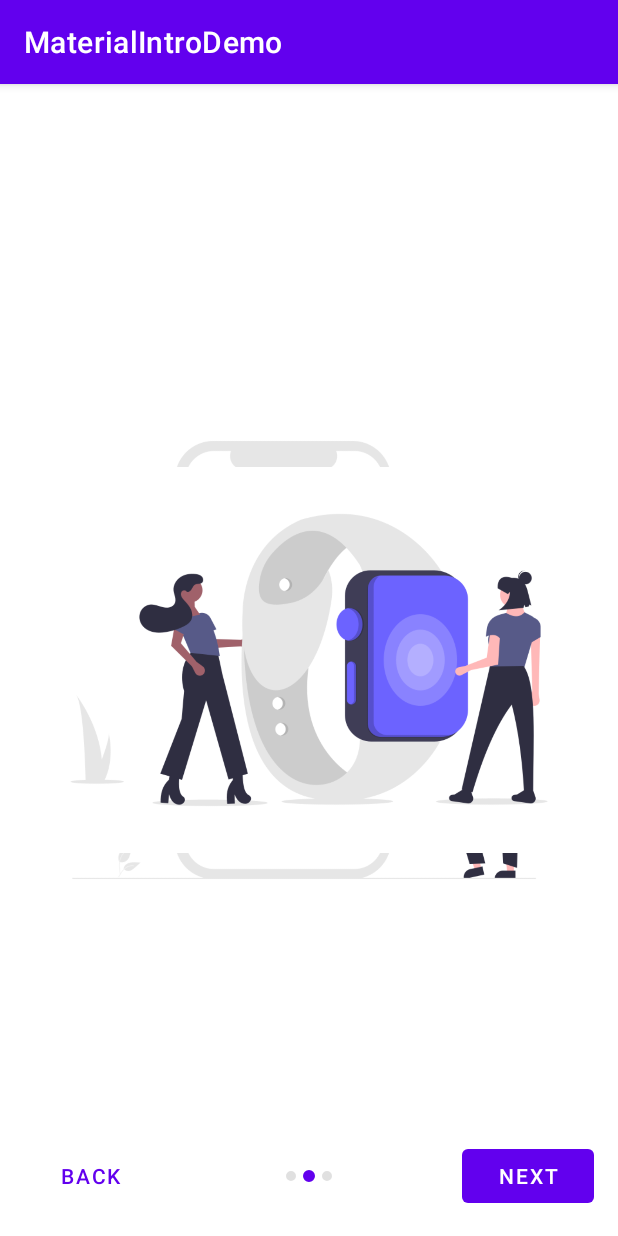
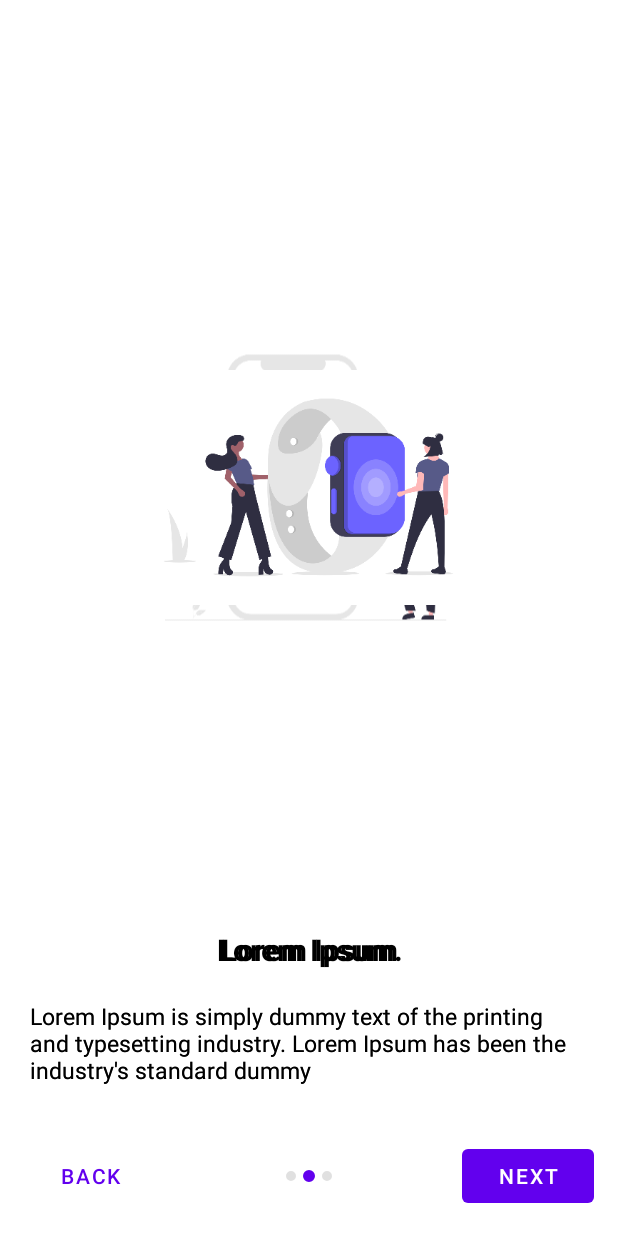
Before and after one commit to AndroidPoet/Material-Intro, an Android app: the fragment FragmentThree placed in its activity, after a tap on "NEXT", on a phone screen of 412 x 824 dp. Run offline under Robolectric (Android 15) with nearby library versions, the phone set to English and light mode, and no system bars; pictures from the network do not load.

Commit message:
fragment methods added

```diff
--- a/app/build.gradle
+++ b/app/build.gradle
@@ -39,7 +39,6 @@ android {
     }
 
     buildFeatures {
-        dataBinding true
         viewBinding true
     }
 
@@ -52,7 +51,8 @@ dependencies {
     implementation project(":materialintro")
     implementation 'androidx.constraintlayout:constraintlayout:2.1.3'
     implementation 'androidx.legacy:legacy-support-v4:1.0.0'
-
+    implementation("io.coil-kt:coil:1.2.0")
+    implementation("io.coil-kt:coil-svg:1.2.0")
 }
 
 apply from: "$rootDir/spotless.gradle"
--- a/app/src/main/AndroidManifest.xml
+++ b/app/src/main/AndroidManifest.xml
@@ -2,6 +2,8 @@
 <manifest xmlns:android="http://schemas.android.com/apk/res/android"
     package="com.androidpoet.materialintrodemo">
 
+
+    <uses-permission android:name="android.permission.INTERNET"/>
     <application
         android:allowBackup="true"
         android:icon="@mipmap/ic_launcher"
--- a/app/src/main/java/com/androidpoet/materialintrodemo/FragmentActivity.kt
+++ b/app/src/main/java/com/androidpoet/materialintrodemo/FragmentActivity.kt
@@ -1,10 +1,13 @@
-
 package com.androidpoet.materialintrodemo
 
+import android.os.Build
 import android.os.Bundle
+import android.view.View
+import android.widget.FrameLayout
 import androidx.appcompat.app.AppCompatActivity
+import androidx.core.view.ViewCompat
+import androidx.core.view.WindowInsetsCompat
 import androidx.fragment.app.Fragment
-import com.androidpoet.materialintro.materialIntroFragment
 import com.androidpoet.materialintrodemo.databinding.ActivityFragmentBinding
 import com.androidpoet.metaphor.IntroAnimation
 
@@ -22,7 +25,6 @@ class FragmentActivity : AppCompatActivity() {
         binding.materialIntroFragment.apply {
             setFragmentsList(list)
             enterAnimation = IntroAnimation.SharedAxisXForward
-      reenterAnimation = IntroAnimation.SharedAxisXBackward
             enterDuration = 500
             exitDuration = 500
         }
@@ -46,6 +48,37 @@ class FragmentActivity : AppCompatActivity() {
         binding.backButton.setOnClickListener {
             binding.materialIntroFragment.previous()
         }
+
+
+
+        if (Build.VERSION.SDK_INT >= 30) {
+
+            // Root ViewGroup of my activity
+            if (Build.VERSION.SDK_INT >= Build.VERSION_CODES.M) {
+                val decor: View = window.decorView
+                decor.setSystemUiVisibility(View.SYSTEM_UI_FLAG_LIGHT_STATUS_BAR)
+            }
+            ViewCompat.setOnApplyWindowInsetsListener(binding.root) { view, windowInsets ->
+
+                val insets = windowInsets.getInsets(WindowInsetsCompat.Type.systemBars())
+
+                // Apply the insets as a margin to the view. Here the system is setting
+                // only the bottom, left, and right dimensions, but apply whichever insets are
+                // appropriate to your layout. You can also update the view padding
+                // if that's more appropriate.
+
+                view.layoutParams = (view.layoutParams as FrameLayout.LayoutParams).apply {
+                    leftMargin = insets.left
+                    bottomMargin = insets.bottom
+                    rightMargin = insets.right
+                }
+
+                // Return CONSUMED if you don't want want the window insets to keep being
+                // passed down to descendant views.
+                WindowInsetsCompat.CONSUMED
+            }
+        }
+
     }
 
     private fun setDotsTabLayout() {
@@ -55,4 +88,6 @@ class FragmentActivity : AppCompatActivity() {
         }
         binding.tabLayout.touchables.forEach { it.isEnabled = false }
     }
+
+
 }
--- a/app/src/main/java/com/androidpoet/materialintrodemo/FragmentOne.kt
+++ b/app/src/main/java/com/androidpoet/materialintrodemo/FragmentOne.kt
@@ -6,6 +6,9 @@ import android.view.LayoutInflater
 import android.view.View
 import android.view.ViewGroup
 import androidx.fragment.app.Fragment
+import coil.load
+import com.androidpoet.materialintrodemo.databinding.LayoutOneBinding
+
 
 // TODO: Rename parameter arguments, choose names that match
 // the fragment initialization parameters, e.g. ARG_ITEM_NUMBER
@@ -22,6 +25,7 @@ class FragmentOne : Fragment() {
   private var param1: String? = null
   private var param2: String? = null
 
+  private lateinit var viewBinding: LayoutOneBinding
   override fun onCreate(savedInstanceState: Bundle?) {
     super.onCreate(savedInstanceState)
     arguments?.let {
@@ -34,8 +38,11 @@ class FragmentOne : Fragment() {
     inflater: LayoutInflater,
     container: ViewGroup?,
     savedInstanceState: Bundle?
-  ): View? {
+  ): View {
     // Inflate the layout for this fragment
-    return inflater.inflate(R.layout.layout_one, container, false)
+    viewBinding = LayoutOneBinding.inflate(inflater, container, false)
+
+    viewBinding.image.load(R.drawable.undraw_a)
+    return viewBinding.root
   }
 }
--- a/app/src/main/java/com/androidpoet/materialintrodemo/FragmentThree.kt
+++ b/app/src/main/java/com/androidpoet/materialintrodemo/FragmentThree.kt
@@ -1,4 +1,3 @@
-
 package com.androidpoet.materialintrodemo
 
 import android.os.Bundle
@@ -6,6 +5,8 @@ import android.view.LayoutInflater
 import android.view.View
 import android.view.ViewGroup
 import androidx.fragment.app.Fragment
+import coil.load
+import com.androidpoet.materialintrodemo.databinding.LayoutThreeBinding
 
 // TODO: Rename parameter arguments, choose names that match
 // the fragment initialization parameters, e.g. ARG_ITEM_NUMBER
@@ -21,7 +22,7 @@ class FragmentThree : Fragment() {
     // TODO: Rename and change types of parameters
     private var param1: String? = null
     private var param2: String? = null
-
+    private lateinit var viewBinding: LayoutThreeBinding
     override fun onCreate(savedInstanceState: Bundle?) {
         super.onCreate(savedInstanceState)
         arguments?.let {
@@ -34,8 +35,11 @@ class FragmentThree : Fragment() {
         inflater: LayoutInflater,
         container: ViewGroup?,
         savedInstanceState: Bundle?
-  ): View? {
+    ): View {
         // Inflate the layout for this fragment
-    return inflater.inflate(R.layout.layout_three, container, false)
+        viewBinding = LayoutThreeBinding.inflate(inflater, container, false)
+
+        viewBinding.image.load(R.drawable.undraw_c)
+        return viewBinding.root
     }
 }
--- a/app/src/main/java/com/androidpoet/materialintrodemo/FragmentTwo.kt
+++ b/app/src/main/java/com/androidpoet/materialintrodemo/FragmentTwo.kt
@@ -6,6 +6,9 @@ import android.view.LayoutInflater
 import android.view.View
 import android.view.ViewGroup
 import androidx.fragment.app.Fragment
+import coil.load
+import com.androidpoet.materialintrodemo.databinding.LayoutOneBinding
+import com.androidpoet.materialintrodemo.databinding.LayoutTwoBinding
 
 // TODO: Rename parameter arguments, choose names that match
 // the fragment initialization parameters, e.g. ARG_ITEM_NUMBER
@@ -21,7 +24,7 @@ class FragmentTwo : Fragment() {
   // TODO: Rename and change types of parameters
   private var param1: String? = null
   private var param2: String? = null
-
+  private lateinit var viewBinding: LayoutTwoBinding
   override fun onCreate(savedInstanceState: Bundle?) {
     super.onCreate(savedInstanceState)
     arguments?.let {
@@ -34,8 +37,12 @@ class FragmentTwo : Fragment() {
     inflater: LayoutInflater,
     container: ViewGroup?,
     savedInstanceState: Bundle?
-  ): View? {
+  ): View{
     // Inflate the layout for this fragment
-    return inflater.inflate(R.layout.layout_two, container, false)
+    viewBinding = LayoutTwoBinding.inflate(inflater, container, false)
+
+    viewBinding.image.load(R.drawable.undraw_b)
+    return viewBinding.root
+
   }
 }
--- a/app/src/main/java/com/androidpoet/materialintrodemo/MainActivity.kt
+++ b/app/src/main/java/com/androidpoet/materialintrodemo/MainActivity.kt
@@ -51,13 +51,16 @@ class MainActivity : AppCompatActivity() {
     }
 
 //    with(binding.materialintroView) {
+//      setViewsList(list)
 //      nextAnimation = IntroAnimation.Fade
 //      previousAnimation = IntroAnimation.Fade
 //      nextDuration = 500
 //      previousDuration = 500
 //
 //
-//      setViewsList(list)
+//
+//
+//    }
 //
 //      //  go next view with animation
 //      binding.nextButton.setOnClickListener {
--- a/app/src/main/res/layout/activity_fragment.xml
+++ b/app/src/main/res/layout/activity_fragment.xml
@@ -17,7 +17,7 @@
   ~  */
   -->
 
-<layout>
+
 
     <androidx.coordinatorlayout.widget.CoordinatorLayout xmlns:android="http://schemas.android.com/apk/res/android"
         xmlns:app="http://schemas.android.com/apk/res-auto"
@@ -67,4 +67,3 @@
             android:text="@string/next" />
 
     </androidx.coordinatorlayout.widget.CoordinatorLayout>
-</layout>
--- a/app/src/main/res/layout/activity_main.xml
+++ b/app/src/main/res/layout/activity_main.xml
@@ -16,7 +16,7 @@
   ~  *  * limitations under the License.
   ~  */
   -->
-<layout>
+
 <androidx.coordinatorlayout.widget.CoordinatorLayout xmlns:android="http://schemas.android.com/apk/res/android"
     android:layout_width="match_parent"
     android:layout_height="match_parent"
@@ -67,4 +67,3 @@
         android:text="@string/next" />
 
 </androidx.coordinatorlayout.widget.CoordinatorLayout>
-</layout>
--- a/app/src/main/res/layout/layout_three.xml
+++ b/app/src/main/res/layout/layout_three.xml
@@ -1,5 +1,4 @@
-<?xml version="1.0" encoding="utf-8"?>
-<!--
+<?xml version="1.0" encoding="utf-8"?><!--
   ~ /*
   ~  *  * Copyright 2022 AndroidPoet (Ranbir Singh)
   ~  *  *
@@ -21,12 +20,42 @@
     xmlns:tools="http://schemas.android.com/tools"
     android:layout_width="match_parent"
     android:layout_height="match_parent"
-    >
+    tools:ignore="MissingDefaultResource">
 
-    <!-- TODO: Update blank fragment layout -->
     <androidx.appcompat.widget.AppCompatImageView
+        android:id="@+id/image"
+        android:layout_width="250dp"
+        android:layout_gravity="center_horizontal"
+        android:layout_marginTop="200dp"
+        android:layout_height="250dp"
+        android:gravity="center" />
+
+
+    <LinearLayout
         android:layout_width="match_parent"
-        android:layout_height="match_parent"
-        android:src="@drawable/undraw_c"
-        android:gravity="center" />
+        android:layout_height="wrap_content"
+        android:layout_gravity="bottom"
+        android:layout_marginBottom="80dp"
+        android:orientation="vertical">
+
+        <androidx.appcompat.widget.AppCompatTextView
+            android:layout_width="match_parent"
+            android:layout_height="wrap_content"
+            android:layout_gravity="bottom"
+            android:text="Lorem Ipsum."
+            android:textAlignment="center"
+            android:textColor="@color/black"
+            android:textSize="20sp"
+            android:textStyle="bold" />
+
+        <androidx.appcompat.widget.AppCompatTextView
+            android:layout_width="match_parent"
+            android:layout_height="wrap_content"
+            android:layout_gravity="bottom"
+            android:layout_margin="20dp"
+            android:textSize="15sp"
+            android:text="@string/lorem"
+            android:textColor="@color/black" />
+
+    </LinearLayout>
 </FrameLayout>
--- a/app/src/main/res/layout/layout_two.xml
+++ b/app/src/main/res/layout/layout_two.xml
@@ -22,10 +22,38 @@
     android:layout_height="match_parent"
     tools:ignore="MissingDefaultResource">
 
-    <!-- TODO: Update blank fragment layout -->
     <androidx.appcompat.widget.AppCompatImageView
+        android:id="@+id/image"
+        android:layout_width="250dp"
+        android:layout_gravity="center_horizontal"
+        android:layout_marginTop="200dp"
+        android:layout_height="250dp"
+        android:gravity="center" />
+
+    <LinearLayout
         android:layout_width="match_parent"
-        android:layout_height="match_parent"
-        android:gravity="center"
-        android:src="@drawable/undraw_b" />
+        android:layout_height="wrap_content"
+        android:layout_gravity="bottom"
+        android:layout_marginBottom="80dp"
+        android:orientation="vertical">
+        <androidx.appcompat.widget.AppCompatTextView
+            android:layout_width="match_parent"
+            android:layout_height="wrap_content"
+            android:layout_gravity="bottom"
+            android:text="Lorem Ipsum"
+            android:textAlignment="center"
+            android:textColor="@color/black"
+            android:textSize="20sp"
+            android:textStyle="bold" />
+
+        <androidx.appcompat.widget.AppCompatTextView
+            android:layout_width="match_parent"
+            android:layout_height="wrap_content"
+            android:layout_gravity="bottom"
+            android:layout_margin="20dp"
+            android:textSize="15sp"
+            android:text="@string/lorem"
+            android:textColor="@color/black" />
+
+    </LinearLayout>
 </FrameLayout>
--- a/app/src/main/res/values-night/themes.xml
+++ b/app/src/main/res/values-night/themes.xml
@@ -18,7 +18,7 @@
 
 <resources xmlns:tools="http://schemas.android.com/tools">
     <!-- Base application theme. -->
-    <style name="Theme.MaterialIntroDemo" parent="Theme.MaterialComponents.DayNight.DarkActionBar">
+    <style name="Theme.MaterialIntroDemo" parent="Theme.MaterialComponents.DayNight.NoActionBar">
         <!-- Primary brand color. -->
         <item name="colorPrimary">@color/purple_200</item>
         <item name="colorPrimaryVariant">@color/purple_700</item>
@@ -27,8 +27,9 @@
         <item name="colorSecondary">@color/teal_200</item>
         <item name="colorSecondaryVariant">@color/teal_200</item>
         <item name="colorOnSecondary">@color/black</item>
-        <!-- Status bar color. -->
-        <item name="android:statusBarColor" tools:targetApi="l">?attr/colorPrimaryVariant</item>
-        <!-- Customize your theme here. -->
+        <item name="android:windowDrawsSystemBarBackgrounds">true</item>
+        <item name="android:windowTranslucentStatus">false</item>
+        <item name="android:windowTranslucentNavigation">false</item>
+        <item name="android:statusBarColor">#00000000</item>
     </style>
 </resources>
--- a/app/src/main/res/values/strings.xml
+++ b/app/src/main/res/values/strings.xml
@@ -16,10 +16,11 @@
   ~  */
   -->
 
-<resources>
+<resources xmlns:tools="http://schemas.android.com/tools">
     <string name="app_name">MaterialIntroDemo</string>
     <!-- TODO: Remove or change this placeholder text -->
     <string name="hello_blank_fragment">Hello blank fragment</string>
     <string name="back">Back</string>
     <string name="next">Next</string>
+    <string name="lorem" tools:ignore="ExtraTranslation">Lorem Ipsum is simply dummy text of the printing and typesetting industry. Lorem Ipsum has been the industry\'s standard dummy</string>
 </resources>
--- a/app/src/main/res/values/themes.xml
+++ b/app/src/main/res/values/themes.xml
@@ -18,7 +18,7 @@
 
 <resources xmlns:tools="http://schemas.android.com/tools">
     <!-- Base application theme. -->
-    <style name="Theme.MaterialIntroDemo" parent="Theme.MaterialComponents.DayNight.DarkActionBar">
+    <style name="Theme.MaterialIntroDemo" parent="Theme.MaterialComponents.DayNight.NoActionBar">
         <!-- Primary brand color. -->
         <item name="colorPrimary">@color/purple_500</item>
         <item name="colorPrimaryVariant">@color/purple_700</item>
@@ -27,8 +27,9 @@
         <item name="colorSecondary">@color/teal_200</item>
         <item name="colorSecondaryVariant">@color/teal_700</item>
         <item name="colorOnSecondary">@color/black</item>
-        <!-- Status bar color. -->
-        <item name="android:statusBarColor" tools:targetApi="l">?attr/colorPrimaryVariant</item>
-        <!-- Customize your theme here. -->
+        <item name="android:windowDrawsSystemBarBackgrounds">true</item>
+        <item name="android:windowTranslucentStatus">false</item>
+        <item name="android:windowTranslucentNavigation">false</item>
+        <item name="android:statusBarColor">#00000000</item>
     </style>
 </resources>
--- a/materialintro/src/main/java/com/androidpoet/materialintro/FragmentExtensions.kt
+++ b/materialintro/src/main/java/com/androidpoet/materialintro/FragmentExtensions.kt
@@ -14,17 +14,8 @@ internal fun Fragment.applyAnimation(
 
   val enterAnimation =
     getIntroAnimation(materialIntroFragment.enterAnimation)?.let { addAnimationProperties(it, materialIntroFragment, materialIntroFragment.enterDuration) }
-  val exitAnimation =
-    getIntroAnimation(materialIntroFragment.exitAnimation)?.let { addAnimationProperties(it, materialIntroFragment, materialIntroFragment.exitDuration) }
-  val reenterAnimation =
-    getIntroAnimation(materialIntroFragment.reenterAnimation)?.let { addAnimationProperties(it, materialIntroFragment, materialIntroFragment.reenterDuration) }
-  val returnAnimation =
-    getIntroAnimation(materialIntroFragment.returnAnimation)?.let { addAnimationProperties(it, materialIntroFragment, materialIntroFragment.returnDuration) }
+  enterTransition = enterAnimation
 
-  enterTransition = enterAnimation
-  exitTransition = exitAnimation
-  reenterTransition = reenterAnimation
-  returnTransition = returnAnimation
 }
 
 /** applies Properties on Animation form attributes. */
--- a/materialintro/src/main/java/com/androidpoet/materialintro/MaterialIntroFragment.kt
+++ b/materialintro/src/main/java/com/androidpoet/materialintro/MaterialIntroFragment.kt
@@ -58,15 +58,6 @@ public class MaterialIntroFragment : FrameLayout {
 
   /** Enter Animation of  fragment. */
   public var enterAnimation: IntroAnimation = IntroAnimation.None
-
-  /** Exit Animation of  fragment. */
-  public var exitAnimation: IntroAnimation = IntroAnimation.None
-
-  /** Reenter Animation of  fragment. */
-  public var reenterAnimation: IntroAnimation = IntroAnimation.None
-
-  /** Return Animation of  fragment. */
-  public var returnAnimation: IntroAnimation = IntroAnimation.None
 
   /**   Enter AnimationOverlap of  fragment. */
   public var enterTransitionOverlap: Boolean = false
@@ -143,18 +134,6 @@ public class MaterialIntroFragment : FrameLayout {
     public fun setEnterAnimation(value: IntroAnimation): Builder =
       apply { this.materialIntroFragment.enterAnimation = value }
 
-    /** sets the exit Animation of the Fragment. */
-    public fun setExitAnimation(value: IntroAnimation): Builder =
-      apply { this.materialIntroFragment.exitAnimation = value }
-
-    /** sets the return Animation of the Fragment. */
-    public fun setReturnAnimation(value: IntroAnimation): Builder =
-      apply { this.materialIntroFragment.returnAnimation = value }
-
-    /** sets the reenter Animation of the Fragment. */
-    public fun setReenterAnimation(value: IntroAnimation): Builder =
-      apply { this.materialIntroFragment.reenterAnimation = value }
-
     /** sets the enter Overlap of the Fragment. */
     public fun setEnterOverlap(value: Boolean): Builder =
       apply { this.materialIntroFragment.enterTransitionOverlap = value }
@@ -215,6 +194,9 @@ public class MaterialIntroFragment : FrameLayout {
     }
   }
 
+
+
+
   /*set views list*/
   public fun setFragmentsList(list: List<Fragment>) {
     fragmentList.clear()
```
Also changed, not shown: app/src/main/java/com/androidpoet/materialintrodemo/Extesntions.kt (added, +24 -0 lines), app/src/main/res/layout/layout_one.xml (+34 -6 lines), 1 other file. Lines whose indentation alone changed are shown as unchanged.
